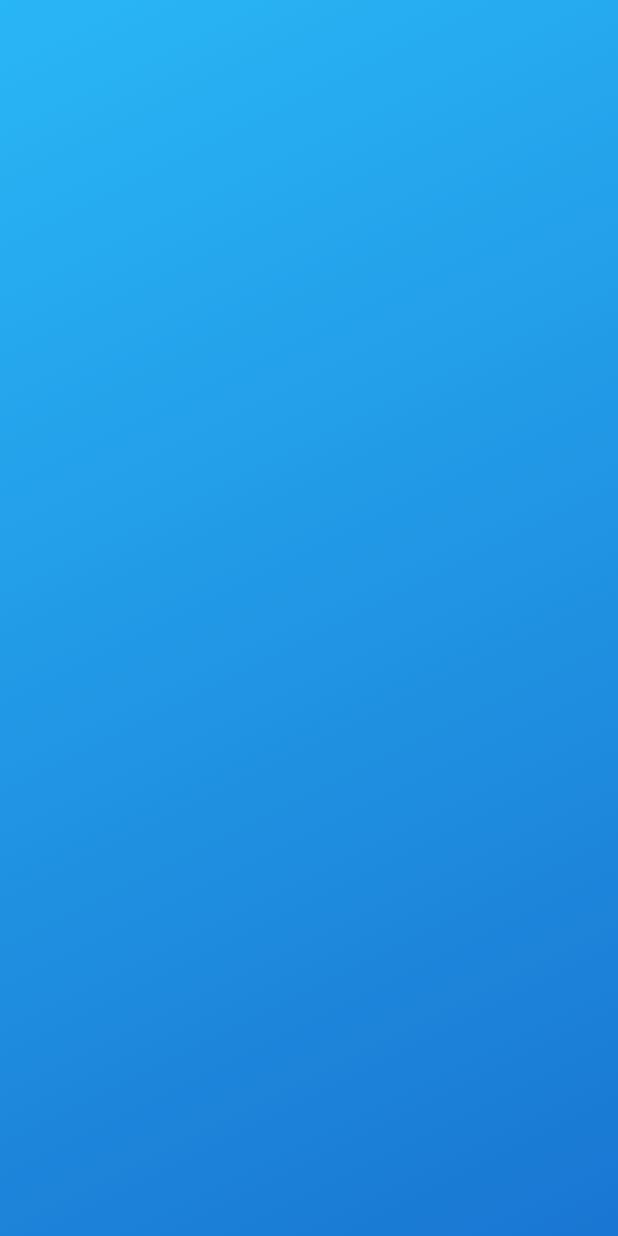
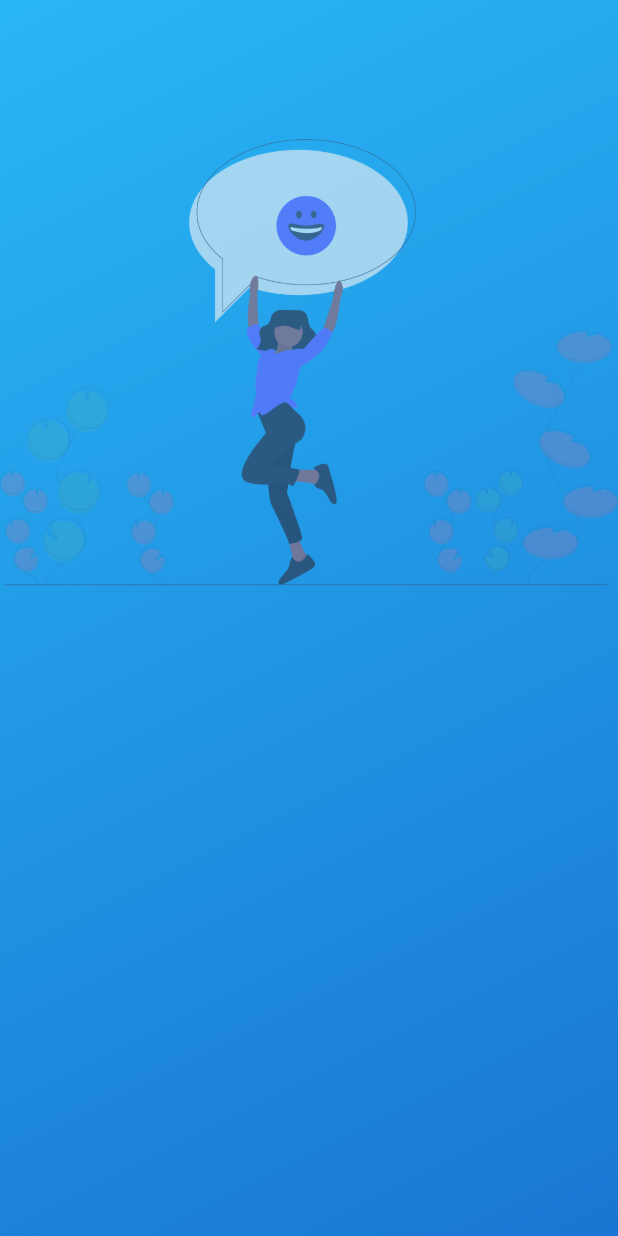
Before and after one commit to nishant201296/connect_us, a Flutter app: the first screen one second after launch, on a phone screen of 412 x 824 dp. Run offline on Flutter 3.47's test engine with Material 2 defaults, Android fonts, the phone set to English and light mode, and no system bars.

Commit message:
Added animations on splash screen\n Added named routes

```diff
--- a/lib/main.dart
+++ b/lib/main.dart
@@ -1,3 +1,6 @@
+import 'package:connect_us/routes_helper.dart';
+import 'package:connect_us/screens/login_screen.dart';
+import 'package:connect_us/screens/signup_screen.dart';
 import 'package:connect_us/screens/splash_screen.dart';
 import 'package:flutter/material.dart';
 
@@ -10,9 +13,12 @@ class ConnectUs extends StatelessWidget {
   Widget build(BuildContext context) {
     return MaterialApp(
       title: 'Connect us',
-      home: SafeArea(
-        child: SplashScreen(),
-      ),
+      routes: {
+        RoutesHelper.SPLASH: (context) => SafeArea(child: SplashScreen()),
+        RoutesHelper.LOGIN: (context) => SafeArea(child: LoginScreen()),
+        RoutesHelper.SIGN_UP: (context) => SafeArea(child: SignupScreen()),
+      },
+      initialRoute: RoutesHelper.SPLASH,
     );
   }
 }
--- /dev/null
+++ b/lib/routes_helper.dart
@@ -0,0 +1,5 @@
+class RoutesHelper {
+  static final String SPLASH = "splash";
+  static final String LOGIN = "login";
+  static final String SIGN_UP = "signup";
+}
--- a/lib/screens/login_screen.dart
+++ b/lib/screens/login_screen.dart
@@ -3,6 +3,8 @@ import 'package:flutter/material.dart';
 class LoginScreen extends StatelessWidget {
   @override
   Widget build(BuildContext context) {
-    return Container();
+    return Container(
+      color: Colors.red,
+    );
   }
 }
--- a/lib/screens/splash_screen.dart
+++ b/lib/screens/splash_screen.dart
@@ -1,22 +1,79 @@
 import 'package:flutter/material.dart';
 
-class SplashScreen extends StatelessWidget {
+import 'login_screen.dart';
+
+class SplashScreen extends StatefulWidget {
+  @override
+  _SplashScreenState createState() => _SplashScreenState();
+}
+
+class _SplashScreenState extends State<SplashScreen> with SingleTickerProviderStateMixin {
+  AnimationController _controller;
+  Animation _translateAnimation;
+  Animation _fadeAnimation;
+
+  @override
+  void initState() {
+    super.initState();
+    // setting the controller for splash animations.
+    _controller = AnimationController(duration: Duration(milliseconds: 1300), vsync: this);
+
+    // decelerate translate animation
+    _translateAnimation = CurvedAnimation(parent: _controller, curve: Curves.decelerate);
+
+    // fade animation
+    _fadeAnimation = Tween<double>(begin: 0.0, end: 1.0).animate(_controller);
+
+    _controller.forward();
+    _controller.addListener(() {
+      setState(() {});
+    });
+    _controller.addStatusListener((AnimationStatus status) {
+      if (status == AnimationStatus.completed) {
+        Future.delayed(
+          Duration(
+            milliseconds: 1500,
+          ),
+          () {
+            Navigator.pushReplacement(
+              context,
+              MaterialPageRoute(
+                builder: (context) => LoginScreen(),
+              ),
+            );
+          },
+        );
+      }
+    });
+  }
+
   @override
   Widget build(BuildContext context) {
+    return Scaffold(
+        body: Stack(
+      alignment: Alignment.center,
+      children: [
+        _backGroundGradient(),
+        FadeTransition(
+            opacity: _fadeAnimation,
+            child: Transform.translate(
+              offset: Offset(0, -(_translateAnimation.value * 200)),
+              child: Image.asset("images/1.png"),
+            ))
+      ],
+    ));
+  }
+
+  Widget _backGroundGradient() {
     return Container(
       decoration: BoxDecoration(
-        gradient: LinearGradient(
-            colors: [
-              Colors.lightBlue[400],
-              Colors.blue[700],
-            ],
-            stops: [
-              0.0,
-              1.0,
-            ],
-            begin: FractionalOffset.topLeft,
-            end: FractionalOffset.bottomRight,
-            tileMode: TileMode.repeated),
+        gradient: LinearGradient(colors: [
+          Colors.lightBlue[400],
+          Colors.blue[700],
+        ], stops: [
+          0.0,
+          1.0,
+        ], begin: FractionalOffset.topLeft, end: FractionalOffset.bottomRight, tileMode: TileMode.repeated),
       ),
     );
   }
```
Also changed, not shown: pubspec.yaml (+2 -9 lines), images/1.png (added), images/2.jpg (added).
